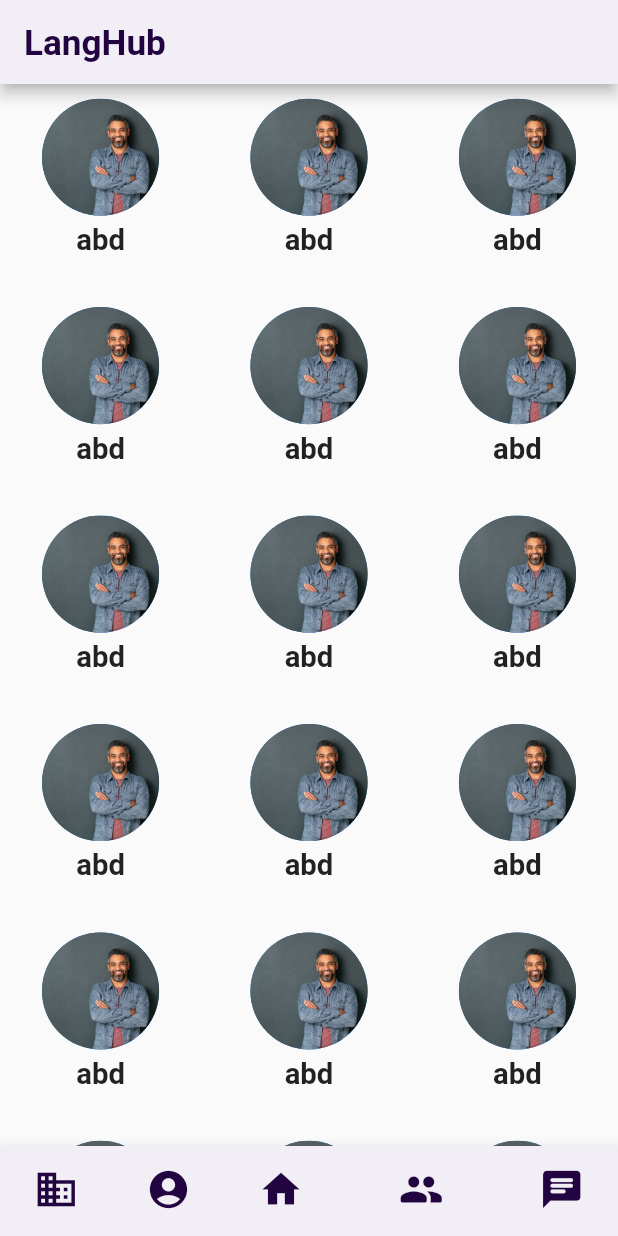
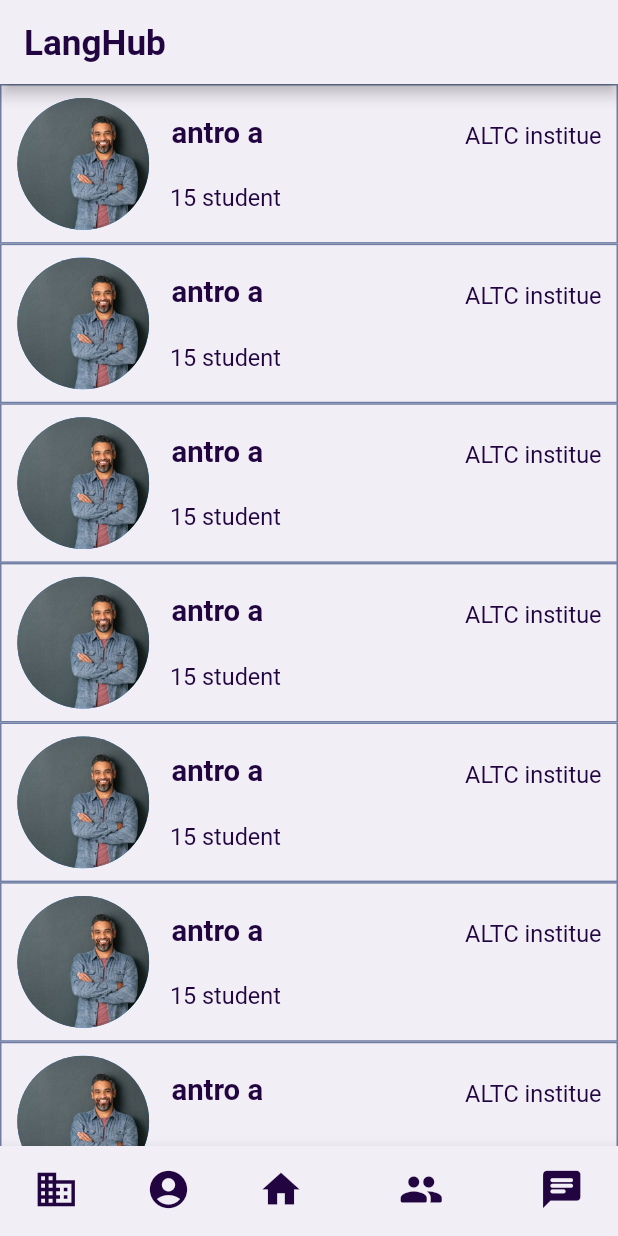
Before and after one commit to abdfayyad/LangHub, a Flutter app: the screen it shows after launch, item 4 of the bottom bar chosen, on a phone screen of 412 x 824 dp. Run offline on Flutter 3.47's test engine with Material 2 defaults, Android fonts, the phone set to English and light mode, and no system bars; our stand-ins replace bloc, flutter_bloc, flutter_rating_bar, flutter_screenutil, smooth_page_indicator.

Commit message:
list of student in teacher

```diff
--- a/lib/src/teacher/features/home/prisentation/bloc/cubit.dart
+++ b/lib/src/teacher/features/home/prisentation/bloc/cubit.dart
@@ -5,6 +5,7 @@ import 'package:lang_hub/src/teacher/features/home/prisentation/chatting.dart';
 import 'package:lang_hub/src/teacher/features/home/prisentation/courseDetailsTeacher.dart';
 import 'package:lang_hub/src/teacher/features/home/prisentation/institute_details.dart';
 import 'package:lang_hub/src/teacher/features/home/prisentation/list_of_institute_teacher.dart';
+import 'package:lang_hub/src/teacher/features/home/prisentation/list_of_studentes_teacher.dart';
 import 'package:lang_hub/src/teacher/features/home/prisentation/students_in_teacher.dart';
 
 import '../profile_teacher.dart';
@@ -20,7 +21,7 @@ class HomeTeacherCubit extends Cubit<HomeTeacherStates>{
     ListOfInstituteTeacher(),
     MyHomePage(),
     ListOfCoursesTeacher(),
-    StudentsInTeacher(),
+    ListOfStudentTeacher(),
     Chatting(),
 
 
--- /dev/null
+++ b/lib/src/teacher/features/home/prisentation/list_of_studentes_teacher.dart
@@ -0,0 +1,72 @@
+import 'package:flutter/material.dart';
+import 'package:flutter_screenutil/flutter_screenutil.dart';
+import 'package:lang_hub/src/teacher/features/home/prisentation/students_in_teacher.dart';
+
+import '../../../../util/colors.dart';
+
+class ListOfStudentTeacher extends StatelessWidget {
+  const ListOfStudentTeacher({Key? key}) : super(key: key);
+
+  @override
+  Widget build(BuildContext context) {
+    return Scaffold(
+      body:  ListView.builder(
+          itemCount: 10,
+          itemBuilder: (BuildContext context, int index) {
+            return InkWell(
+              onTap: (){
+                Navigator.of(context).push(MaterialPageRoute(builder: (context)=>StudentsInTeacher()));
+                // navigateTo(context, CourseDetails());
+              },
+              child: Container(
+                width: double.infinity,
+                height: 109.h,
+
+                decoration: BoxDecoration(
+                    color: fillColorInTextFormField,
+                    borderRadius: BorderRadius.circular(0.r),
+                    border: Border.all(
+                      color: borderContainer,
+                    )),
+                child: Row(
+                  crossAxisAlignment: CrossAxisAlignment.center,
+                 // mainAxisAlignment: MainAxisAlignment.spaceBetween,
+                  children: [
+                    SizedBox(width: 10.w,),
+                    CircleAvatar(
+                      backgroundImage: AssetImage('assets/images/p.png'),
+                      radius: 45.r,
+                    ),
+                    Padding(
+                      padding: const EdgeInsets.only(left: 10,top :20,right: 0,bottom: 20),
+                      child: Column(
+                        mainAxisAlignment:MainAxisAlignment.spaceBetween,
+                        crossAxisAlignment: CrossAxisAlignment.start,
+                        children: [
+                          Text(' antro a',style: TextStyle(fontWeight: FontWeight.bold,fontSize: 20.sp,color: mainColor),),
+                          Text(' 15 student',style: TextStyle(fontWeight: FontWeight.normal,fontSize: 16.sp,color: mainColor),),
+
+                        ],
+                      ),
+                    ),
+                    Expanded(
+                      child: Padding(
+                        padding: const EdgeInsets.only(left: 1,top :25,right: 10,bottom: 1),
+                        child: Column(
+                          crossAxisAlignment: CrossAxisAlignment.end,
+                          mainAxisAlignment: MainAxisAlignment.start,
+                          children: [
+                            Text(' ALTC institue',style: TextStyle(fontWeight: FontWeight.normal,fontSize: 16.sp,color: mainColor),),
+                          ],
+                        ),
+                      ),
+                    ),
+
+                  ],
+                ),
+              ),
+            );
+          }),
+    );
+  }
+}
--- a/lib/src/teacher/features/home/prisentation/students_in_teacher.dart
+++ b/lib/src/teacher/features/home/prisentation/students_in_teacher.dart
@@ -1,12 +1,23 @@
 import 'package:flutter/material.dart';
 import 'package:flutter_screenutil/flutter_screenutil.dart';
+
+import '../../../../util/colors.dart';
 
 class StudentsInTeacher extends StatelessWidget {
   const StudentsInTeacher({Key? key}) : super(key: key);
 
   @override
   Widget build(BuildContext context) {
-    return GridView.builder(
+    return Scaffold(
+      appBar: AppBar(
+        title: Text(
+          'courses details',
+          style: TextStyle(color: mainColor),
+        ),
+        backgroundColor: fillColorInTextFormField,
+        iconTheme: IconThemeData(color: mainColor),
+      ),
+      body: GridView.builder(
         gridDelegate:  SliverGridDelegateWithFixedCrossAxisCount(
             crossAxisCount: 3,
                 crossAxisSpacing: 5.h,
@@ -27,6 +38,7 @@ class StudentsInTeacher extends StatelessWidget {
             ],
           );
         },
+      ),
     );
   }
 }
```
Lines whose indentation alone changed are shown as unchanged.
